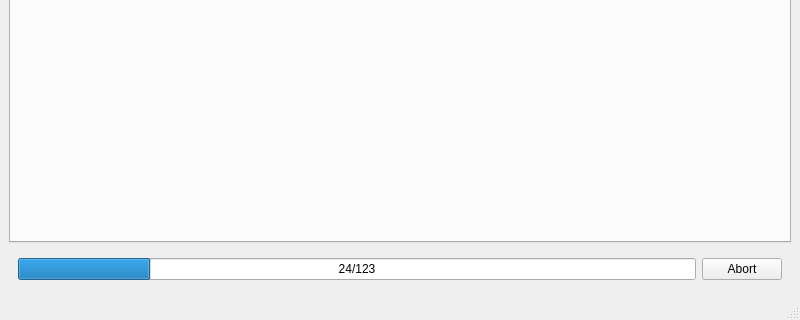
The window that Orbitool/UI/Main.ui (l460289052/Orbitool) describes before a commit, drawn with Qt 5; both pictures show x 0 to 800 and y 280 to 600 of the 800 by 600 pixel window.
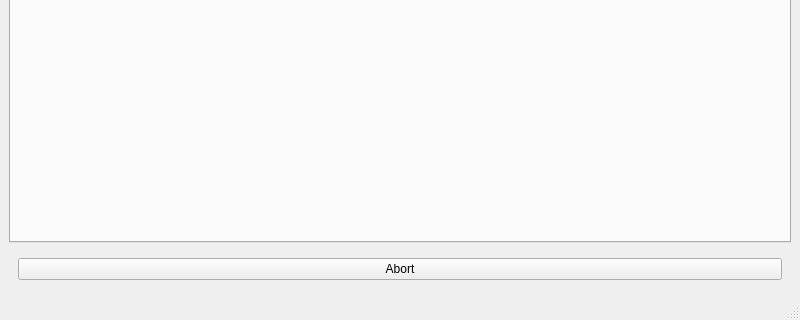
The same window after the commit.

```diff
--- a/Orbitool/UI/Main.ui
+++ b/Orbitool/UI/Main.ui
@@ -25,17 +25,7 @@
      <widget class="QWidget" name="processWidget" native="true">
       <layout class="QHBoxLayout" name="horizontalLayout_2">
        <item>
-        <widget class="QProgressBar" name="progressBar">
-         <property name="maximum">
-          <number>123</number>
-         </property>
-         <property name="value">
-          <number>24</number>
-         </property>
-         <property name="format">
-          <string>%v/%m</string>
-         </property>
-        </widget>
+        <layout class="QVBoxLayout" name="progressBarLayout"/>
        </item>
        <item>
         <widget class="QPushButton" name="abortPushButton">
```
Left out of the diff: 2 changed lines with no effect on the pictures.
